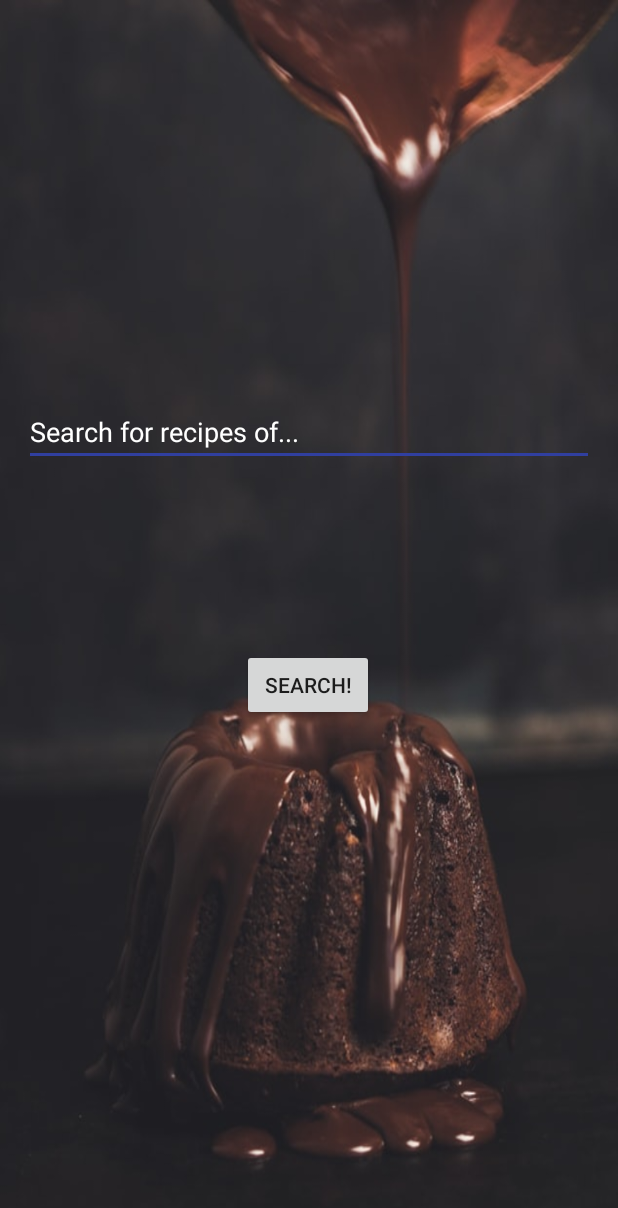
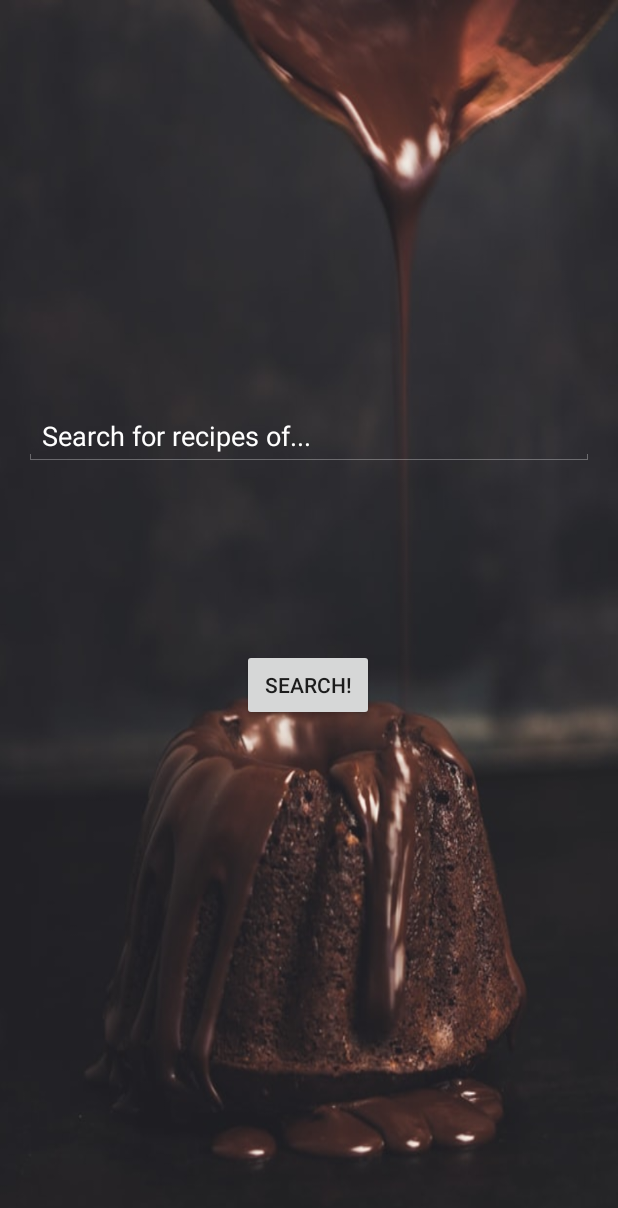
Before and after one commit to henrywong1/MyRecipeApp, an Android app: the screen it shows after launch (MainActivity), on a phone screen of 412 x 824 dp. Shown: the top 1208 px of the screen. Run offline under Robolectric (Android 15) with nearby library versions, the phone set to English and light mode, and no system bars.

```diff
--- /dev/null
+++ b/app/src/main/java/com/example/henry/myrecipeapp/SplashActivity.java
@@ -0,0 +1,33 @@
+package com.example.henry.myrecipeapp;
+
+import android.content.Intent;
+import android.os.Handler;
+import android.support.v7.app.AppCompatActivity;
+import android.os.Bundle;
+import android.view.animation.LinearInterpolator;
+import android.view.animation.RotateAnimation;
+import android.widget.ImageView;
+
+public class SplashActivity extends AppCompatActivity {
+
+
+
+    @Override
+    protected void onCreate(Bundle savedInstanceState) {
+        super.onCreate(savedInstanceState);
+
+
+        final RotateAnimation anim = new RotateAnimation(0f,350f, 15f, 15f);
+        anim.setInterpolator(new LinearInterpolator());
+        anim.setDuration(3000);
+        new Handler().postDelayed(new Runnable() {
+            @Override
+            public void run() {
+                Intent toMain = new Intent(SplashActivity.this,MainActivity.class);
+                startActivity(toMain);
+
+                finish();
+            }
+        }, 3000);
+    }
+}
--- a/app/src/main/res/layout/activity_main.xml
+++ b/app/src/main/res/layout/activity_main.xml
@@ -16,6 +16,7 @@
         android:layout_marginEnd="16dp"
         android:layout_marginStart="16dp"
         android:layout_marginTop="136dp"
+        android:theme="@android:style/Theme.Holo"
         android:ems="10"
         android:hint="Search for recipes of..."
         android:inputType="textPersonName"
--- a/app/src/main/res/values/colors.xml
+++ b/app/src/main/res/values/colors.xml
@@ -2,5 +2,6 @@
 <resources>
     <color name="colorPrimary">#000000</color>
     <color name="colorPrimaryDark">#303F9F</color>
-    <color name="colorAccent">#FF4081</color>
+    <color name="colorAccent">#3791f7</color>
+    <color name="white">#ffffff</color>
 </resources>
--- a/app/src/main/res/values/styles.xml
+++ b/app/src/main/res/values/styles.xml
@@ -5,8 +5,13 @@
         <!-- Customize your theme here. -->
         <item name="colorPrimary">@color/colorPrimary</item>
         <item name="colorPrimaryDark">@color/colorPrimaryDark</item>
-        <item name="colorAccent">@color/colorPrimaryDark</item>
+        <item name="colorAccent">@color/colorAccent</item>
         <item name="android:statusBarColor">@android:color/black</item>
     </style>
 
+    <style name="SplashTheme"
+        parent="Theme.AppCompat.Light.NoActionBar">
+        <item name="android:windowBackground">@drawable/splashfood</item>
+    </style>
+
 </resources>
```
Also changed, not shown: app/src/main/AndroidManifest.xml (+12 -2 lines), app/src/main/res/drawable/background_splash.xml (added, +14 -0 lines), app/src/main/res/layout/activity_splash.xml (added, +25 -0 lines), app/src/main/res/drawable/pizza.png (added), app/src/main/res/drawable/splashfood.png (added).
